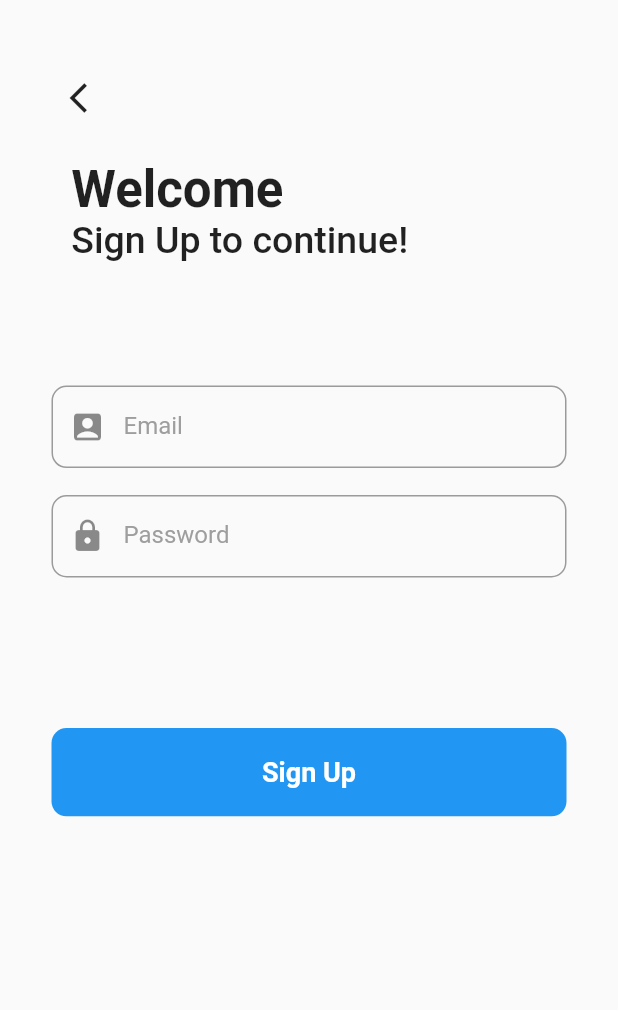
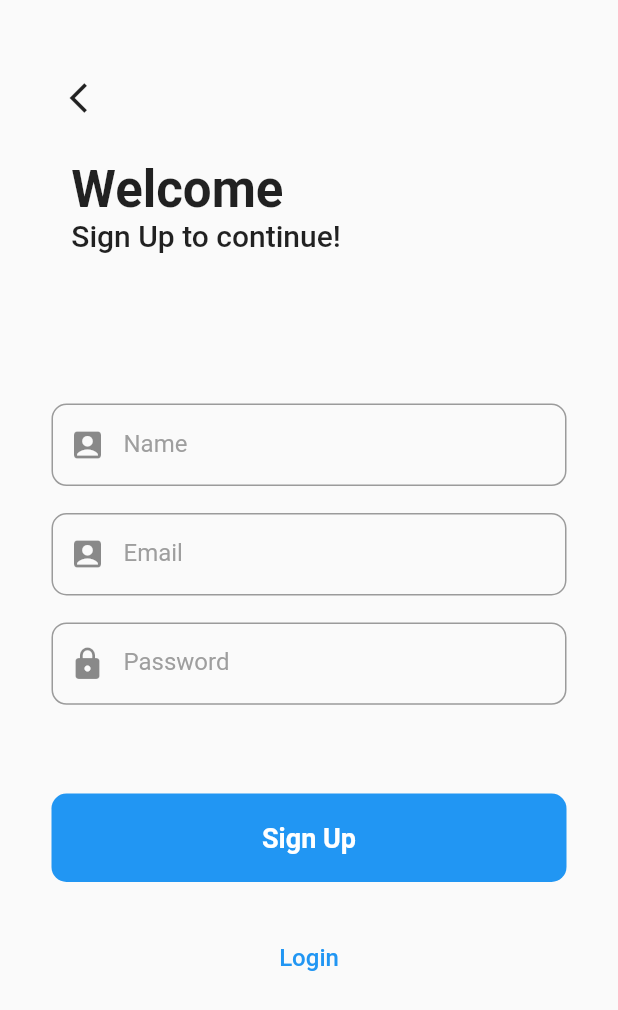
Before and after one commit to Romage25/chat_app, a Flutter app: the CreateAccount screen opened directly, on a phone screen of 412 x 824 dp. Shown: the top 1010 px of the screen. Run offline on Flutter 3.47's test engine with Material 2 defaults, Android fonts, the phone set to English and light mode, and no system bars; our stand-ins replace firebase_core; accounts and stored records are empty.

Commit message:
added navigation to log in and sign up

```diff
--- a/lib/CreateAccount.dart
+++ b/lib/CreateAccount.dart
@@ -1,3 +1,4 @@
+import 'package:chat_app/LoginScreen.dart';
 import 'package:flutter/material.dart';
 
 class CreateAccount extends StatefulWidget {
@@ -43,12 +44,19 @@ class _CreateAccountState extends State<CreateAccount> {
               child: Text(
                 "Sign Up to continue!",
                 style: TextStyle(
-                  fontSize: 25,
+                  fontSize: 20,
                   fontWeight: FontWeight.w500,
                 ),
               )),
           SizedBox(
             height: size.height / 10,
+          ),
+          Padding(
+            padding: const EdgeInsets.symmetric(vertical: 18.0),
+            child: Container(
+                width: size.width,
+                alignment: Alignment.center,
+                child: field(size, 'Name', Icons.account_box)),
           ),
           Container(
               width: size.width,
@@ -62,9 +70,23 @@ class _CreateAccountState extends State<CreateAccount> {
                 child: field(size, 'Password', Icons.lock)),
           ),
           SizedBox(
-            height: size.height / 10,
+            height: size.height / 20,
           ),
           customButton(size),
+          SizedBox(
+            height: size.height / 20,
+          ),
+          GestureDetector(
+            onTap: () => Navigator.of(context)
+                .push(MaterialPageRoute(builder: (_) => LoginScreen())),
+            child: Text(
+              "Login",
+              style: TextStyle(
+                  color: Colors.blue,
+                  fontSize: 16,
+                  fontWeight: FontWeight.w500),
+            ),
+          )
         ],
       )),
     );
```
Also changed, not shown: lib/LoginScreen.dart (+15 -0 lines).
